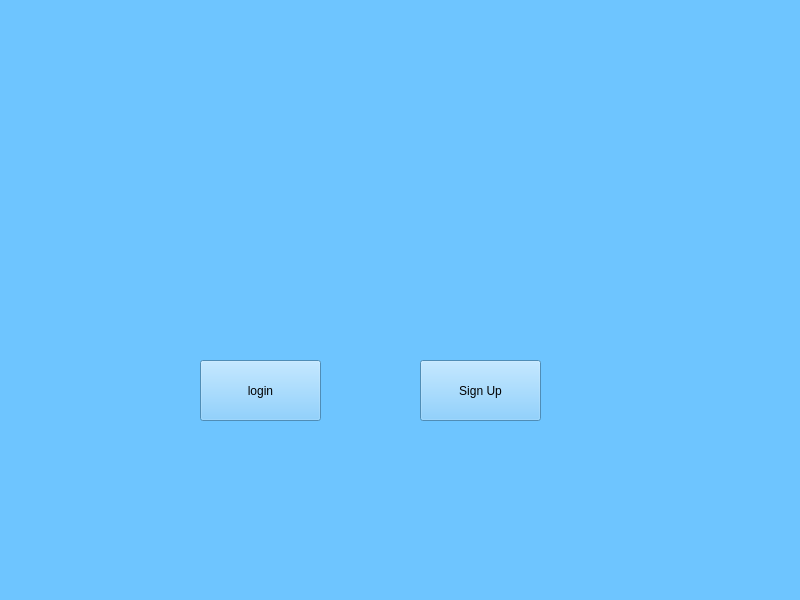
MYFIT-Make-Your-Fitness/MYFIT, file Start.ui: the form before one commit.
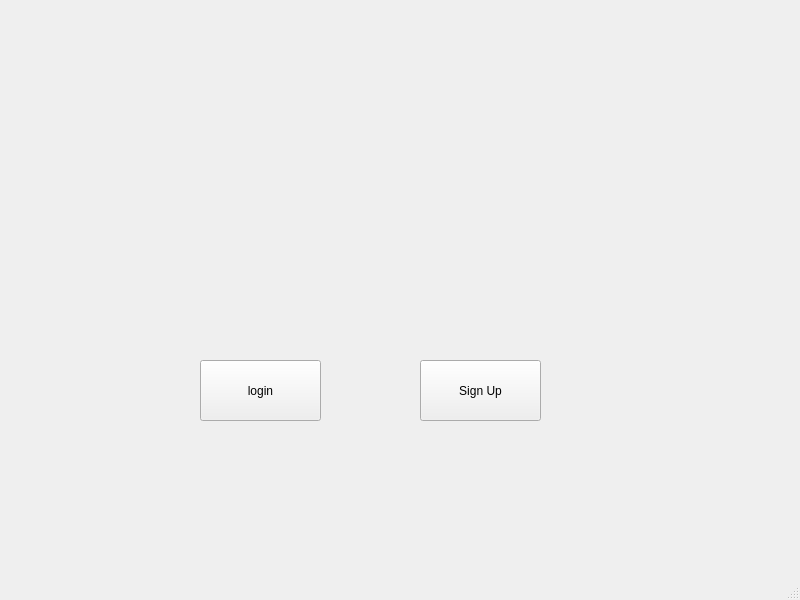
The form after the commit.

Commit message: 시작화면 배경색 제거

```diff
--- a/Start.ui
+++ b/Start.ui
@@ -14,7 +14,7 @@
    <string>MainWindow</string>
   </property>
   <property name="styleSheet">
-   <string notr="true">background-color:rgb(110, 197, 255)</string>
+   <string notr="true"/>
   </property>
   <widget class="QWidget" name="centralwidget">
    <widget class="QPushButton" name="login">
```
